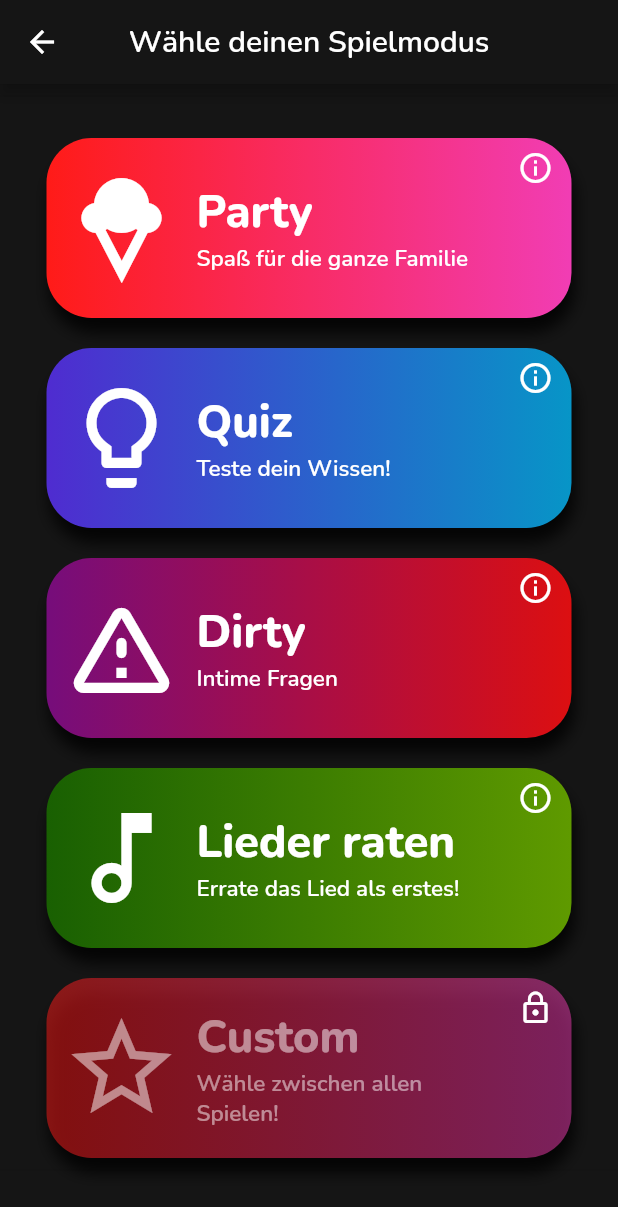
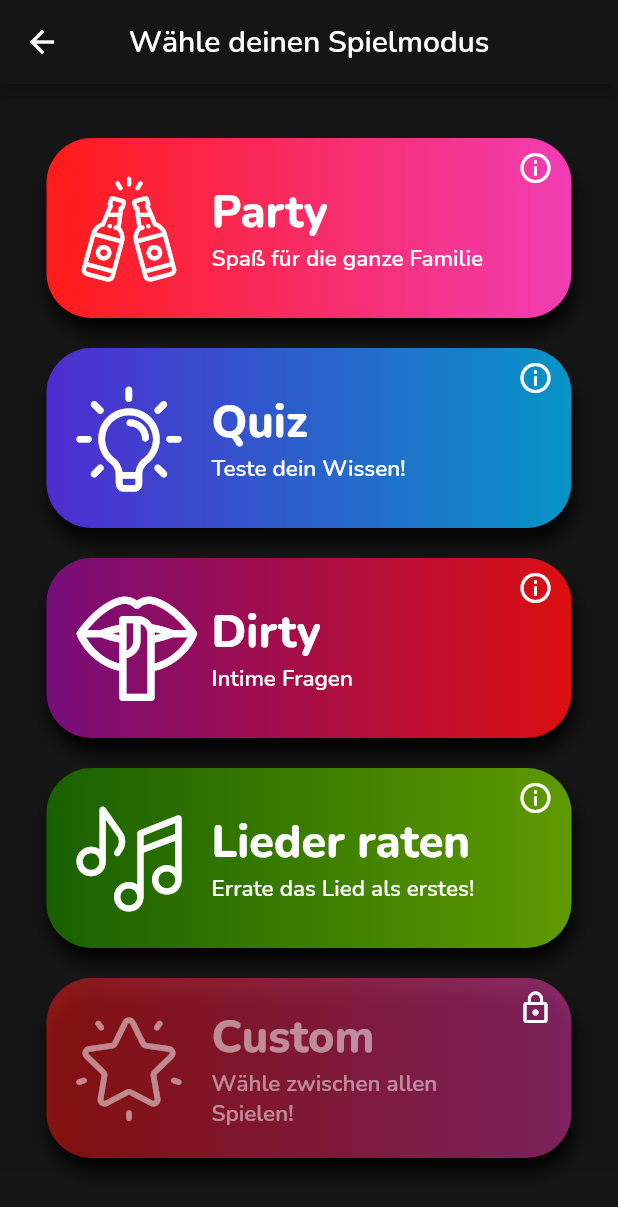
Before and after one commit to tooxo/Drinkr, a Flutter app: the GameMode screen opened directly with empty values, on a phone screen of 412 x 824 dp. Shown: the top 1207 px of the screen. Run offline on Flutter 3.47's test engine with Material 2 defaults, Android fonts, the phone set to English and light mode, and no system bars; our stand-ins replace audioplayers, auto_size_text, connectivity, easy_localization, flutter_spinkit, fluttertoast and 5 more; missing offline and left inert: assorted_layout_widgets, audiowaveformFlutter, circular_reveal_animation, pedantic; accounts and stored records are empty; project files that could hold a hidden picture were left out.

Commit message:
temporarily update icons in game mode selection

```diff
--- a/lib/menus/game_mode.dart
+++ b/lib/menus/game_mode.dart
@@ -8,6 +8,12 @@ import '../utils/types.dart';
 
 class GameMode extends StatefulWidget {
   final List<Player> players;
+
+  static const IconData icon_custom = IconData(0xe800, fontFamily: 'GameModeSelectionIcons', fontPackage: null);
+  static const IconData icon_guessthesong = IconData(0xe801, fontFamily: 'GameModeSelectionIcons', fontPackage: null);
+  static const IconData icon_quiz = IconData(0xe802, fontFamily: 'GameModeSelectionIcons', fontPackage: null);
+  static const IconData icon_dirty = IconData(0xe803, fontFamily: 'GameModeSelectionIcons', fontPackage: null);
+  static const IconData icon_party = IconData(0xe804, fontFamily: 'GameModeSelectionIcons', fontPackage: null);
 
   const GameMode(this.players, {Key? key}) : super(key: key);
 
@@ -40,7 +46,7 @@ class GameState extends State<GameMode> {
               secondaryColor: Color.fromRGBO(241, 61, 180, 1),
               title: "Party",
               description: "Spaß für die ganze Familie",
-                icon: Icons.icecream,
+              icon: GameMode.icon_party,
               games: "\u2022 Wahrheit oder Pflicht\n"
                   "\u2022 Wer würde eher\n"
                   "\u2022 Entweder ... oder...?\n"
@@ -60,7 +66,7 @@ class GameState extends State<GameMode> {
               secondaryColor: Color.fromRGBO(7, 149, 199, 1),
               title: "Quiz",
               description: "Teste dein Wissen!",
-                icon: Icons.lightbulb_outline,
+              icon: GameMode.icon_quiz,
               games: "\u2022 Big brain Quiz\n" "\u2022 Schätzfragen",
               enabledGames: [],
               players: widget.players,
@@ -70,36 +76,38 @@ class GameState extends State<GameMode> {
               secondaryColor: Color.fromRGBO(220, 15, 17, 1),
               title: "Dirty",
               description: "Intime Fragen",
-                icon: Icons.warning_amber_rounded,
+              icon: GameMode.icon_dirty,
               games: "\u2022 Wahrheit oder Pflicht(+18)\n"
                   "\u2022 Wer würde eher(+18)",
-                players: widget.players, enabledGames: [],
+              players: widget.players,
+              enabledGames: [],
             ),
             BasicTile(
               mainColor: Color.fromRGBO(25, 96, 2, 1),
               secondaryColor: Color.fromRGBO(95, 154, 0, 1),
               title: "Lieder raten",
               description: "Errate das Lied als erstes!",
-                icon: Icons.music_note_outlined,
+              icon: GameMode.icon_guessthesong,
               games: "\u2022 Rate den Song",
               players: widget.players,
               enabledGames: [GameType.GUESS_THE_SONG],
             ),
             BasicTile(
               mainColor: Color.fromRGBO(255, 27, 24, 1).withOpacity(0.5),
-                secondaryColor:
-                    Color.fromRGBO(241, 61, 180, 1).withOpacity(0.5),
+              secondaryColor: Color.fromRGBO(241, 61, 180, 1).withOpacity(0.5),
               title: "Custom",
               description: "Wähle zwischen allen Spielen!",
-                icon: Icons.star_border,
+              icon: GameMode.icon_custom,
               textColor: Colors.white.withOpacity(0.5),
               topIcon: Icons.lock_outline,
               games: "Kauf pls I need money",
-                players: widget.players, enabledGames: [],
+              players: widget.players,
+              enabledGames: [],
             ),
             Divider(),
           ],
         ),
-        ));
+      ),
+    );
   }
 }
--- a/lib/widgets/BasicTile.dart
+++ b/lib/widgets/BasicTile.dart
@@ -70,10 +70,10 @@ class BasicTile extends StatelessWidget {
                 child: Row(
                   children: [
                     Padding(
-                      padding: EdgeInsets.only(right: 10, left: 10),
+                      padding: EdgeInsets.only(right: 20, left: 20),
                       child: Icon(
                         icon,
-                        size: 80,
+                        size: 70,
                         color: textColor,
                       ),
                     ),
--- a/pubspec.yaml
+++ b/pubspec.yaml
@@ -90,6 +90,10 @@ flutter:
     - family: DifficultyIcons
       fonts:
         - asset: assets/fonts/DifficultyIcons.ttf
+    - family:  GameModeSelectionIcons
+      fonts:
+        - asset: assets/fonts/GameModeSelectionIcons.ttf
+
 
 flutter_icons:
   android: "launcher_icon"
```
Also changed, not shown: assets/fonts/GameModeSelectionIcons.ttf (added), google_fonts/Nunito-Regular.ttf (added). Lines whose indentation alone changed are shown as unchanged.
